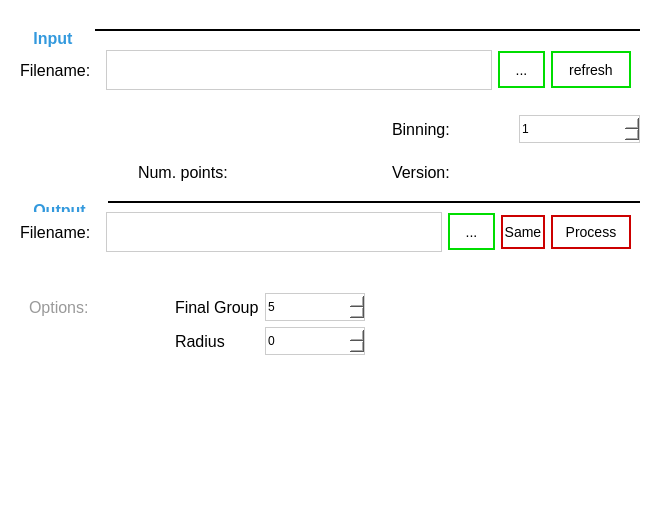
The window that CrysalisTabbiner_PySide2/app/gui/ui/ui_widget.ui (DESY-Petra-III/CrysalisTabbiner) describes before a commit, drawn with Qt 5.
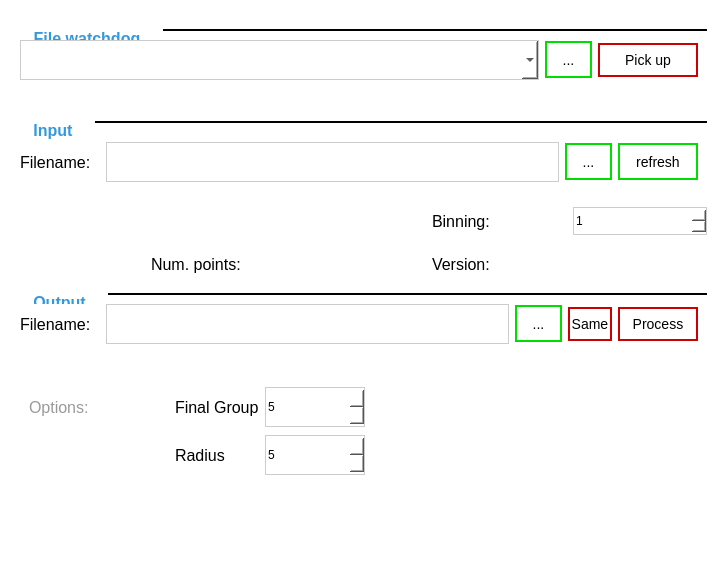
The same window after the commit.

Commit message: added watchdog for the conversion

Patch:
```diff
--- a/CrysalisTabbiner_PySide2/app/gui/ui/ui_widget.ui
+++ b/CrysalisTabbiner_PySide2/app/gui/ui/ui_widget.ui
@@ -6,8 +6,8 @@
    <rect>
     <x>0</x>
     <y>0</y>
-    <width>650</width>
-    <height>516</height>
+    <width>717</width>
+    <height>572</height>
    </rect>
   </property>
   <property name="windowTitle">
@@ -24,6 +24,11 @@
 border: 1px solid #ccc;
 }
 
+QComboBox {
+font-size: 16px;
+border: 1px solid #ccc;
+}
+
 QLabel {
 font-size: 16px;
 }
@@ -105,7 +110,62 @@
    <property name="horizontalSpacing">
     <number>0</number>
    </property>
-   <item row="3" column="0">
+   <item row="1" column="0">
+    <widget class="QGroupBox" name="gp_filewatchdog">
+     <property name="title">
+      <string>File watchdog</string>
+     </property>
+     <layout class="QGridLayout" name="gridLayout_6">
+      <item row="0" column="0">
+       <widget class="QComboBox" name="cb_filewatchdog">
+        <property name="minimumSize">
+         <size>
+          <width>0</width>
+          <height>40</height>
+         </size>
+        </property>
+       </widget>
+      </item>
+      <item row="0" column="2">
+       <widget class="QPushButton" name="btn_pickupfile">
+        <property name="maximumSize">
+         <size>
+          <width>100</width>
+          <height>16777215</height>
+         </size>
+        </property>
+        <property name="toolTip">
+         <string>Select a most recent .tabbin file discovered by a watch dog</string>
+        </property>
+        <property name="text">
+         <string>Pick up</string>
+        </property>
+       </widget>
+      </item>
+      <item row="1" column="0" colspan="3">
+       <widget class="QWidget" name="widget_5" native="true">
+        <property name="minimumSize">
+         <size>
+          <width>0</width>
+          <height>20</height>
+         </size>
+        </property>
+       </widget>
+      </item>
+      <item row="0" column="1">
+       <widget class="QToolButton" name="btn_openfolder">
+        <property name="toolTip">
+         <string>Open parent folder for file watchdog processing</string>
+        </property>
+        <property name="text">
+         <string>...</string>
+        </property>
+       </widget>
+      </item>
+     </layout>
+    </widget>
+   </item>
+   <item row="6" column="0">
     <widget class="QGroupBox" name="gp_output">
      <property name="title">
       <string>Output</string>
@@ -142,7 +202,7 @@
         <property name="minimumSize">
          <size>
           <width>0</width>
-          <height>40</height>
+          <height>110</height>
          </size>
         </property>
         <layout class="QGridLayout" name="gridLayout_4">
@@ -189,7 +249,7 @@
            <property name="minimumSize">
             <size>
              <width>100</width>
-             <height>0</height>
+             <height>40</height>
             </size>
            </property>
            <property name="toolTip">
@@ -211,6 +271,12 @@
          </item>
          <item row="1" column="2">
           <widget class="QSpinBox" name="sb_radius">
+           <property name="minimumSize">
+            <size>
+             <width>0</width>
+             <height>40</height>
+            </size>
+           </property>
            <property name="toolTip">
             <string>Radius within which points lying close to the diamonds will be filtered</string>
            </property>
@@ -220,6 +286,9 @@
            <property name="maximum">
             <number>25</number>
            </property>
+           <property name="value">
+            <number>5</number>
+           </property>
           </widget>
          </item>
          <item row="1" column="1">
@@ -287,7 +356,7 @@
      </layout>
     </widget>
    </item>
-   <item row="5" column="0">
+   <item row="8" column="0">
     <spacer name="verticalSpacer">
      <property name="orientation">
       <enum>Qt::Vertical</enum>
@@ -300,90 +369,7 @@
      </property>
     </spacer>
    </item>
-   <item row="0" column="0">
-    <widget class="QWidget" name="widget_4" native="true">
-     <property name="minimumSize">
-      <size>
-       <width>0</width>
-       <height>12</height>
-      </size>
-     </property>
-    </widget>
-   </item>
-   <item row="1" column="0">
-    <widget class="QGroupBox" name="gb_input">
-     <property name="minimumSize">
-      <size>
-       <width>0</width>
-       <height>80</height>
-      </size>
-     </property>
-     <property name="maximumSize">
-      <size>
-       <width>16777215</width>
-       <height>80</height>
-      </size>
-     </property>
-     <property name="title">
-      <string>Input</string>
-     </property>
-     <layout class="QGridLayout" name="gridLayout_2">
-      <item row="0" column="0">
-       <widget class="QLabel" name="label">
-        <property name="minimumSize">
-         <size>
-          <width>80</width>
-          <height>0</height>
-         </size>
-        </property>
-        <property name="text">
-         <string>Filename:</string>
-        </property>
-       </widget>
-      </item>
-      <item row="0" column="1">
-       <widget class="QLineEdit" name="le_fileinput">
-        <property name="enabled">
-         <bool>false</bool>
-        </property>
-        <property name="minimumSize">
-         <size>
-          <width>100</width>
-          <height>40</height>
-         </size>
-        </property>
-       </widget>
-      </item>
-      <item row="0" column="2">
-       <widget class="QToolButton" name="btn_openfi">
-        <property name="toolTip">
-         <string>Open .tabbin file for processing</string>
-        </property>
-        <property name="text">
-         <string>...</string>
-        </property>
-       </widget>
-      </item>
-      <item row="0" column="3">
-       <widget class="QToolButton" name="btn_reopen">
-        <property name="minimumSize">
-         <size>
-          <width>80</width>
-          <height>0</height>
-         </size>
-        </property>
-        <property name="toolTip">
-         <string>Update or reload the selected .tabbin file</string>
-        </property>
-        <property name="text">
-         <string>refresh</string>
-        </property>
-       </widget>
-      </item>
-     </layout>
-    </widget>
-   </item>
-   <item row="2" column="0">
+   <item row="5" column="0">
     <widget class="QWidget" name="widget" native="true">
      <property name="minimumSize">
       <size>
@@ -468,6 +454,89 @@
      </layout>
     </widget>
    </item>
+   <item row="0" column="0">
+    <widget class="QWidget" name="widget_4" native="true">
+     <property name="minimumSize">
+      <size>
+       <width>0</width>
+       <height>12</height>
+      </size>
+     </property>
+    </widget>
+   </item>
+   <item row="4" column="0">
+    <widget class="QGroupBox" name="gb_input">
+     <property name="minimumSize">
+      <size>
+       <width>0</width>
+       <height>80</height>
+      </size>
+     </property>
+     <property name="maximumSize">
+      <size>
+       <width>16777215</width>
+       <height>80</height>
+      </size>
+     </property>
+     <property name="title">
+      <string>Input</string>
+     </property>
+     <layout class="QGridLayout" name="gridLayout_2">
+      <item row="0" column="0">
+       <widget class="QLabel" name="label">
+        <property name="minimumSize">
+         <size>
+          <width>80</width>
+          <height>0</height>
+         </size>
+        </property>
+        <property name="text">
+         <string>Filename:</string>
+        </property>
+       </widget>
+      </item>
+      <item row="0" column="3">
+       <widget class="QToolButton" name="btn_reopen">
+        <property name="minimumSize">
+         <size>
+          <width>80</width>
+          <height>0</height>
+         </size>
+        </property>
+        <property name="toolTip">
+         <string>Update or reload the selected .tabbin file</string>
+        </property>
+        <property name="text">
+         <string>refresh</string>
+        </property>
+       </widget>
+      </item>
+      <item row="0" column="1">
+       <widget class="QLineEdit" name="le_fileinput">
+        <property name="enabled">
+         <bool>false</bool>
+        </property>
+        <property name="minimumSize">
+         <size>
+          <width>100</width>
+          <height>40</height>
+         </size>
+        </property>
+       </widget>
+      </item>
+      <item row="0" column="2">
+       <widget class="QToolButton" name="btn_openfi">
+        <property name="toolTip">
+         <string>Open .tabbin file for processing</string>
+        </property>
+        <property name="text">
+         <string>...</string>
+        </property>
+       </widget>
+      </item>
+     </layout>
+    </widget>
+   </item>
   </layout>
  </widget>
  <tabstops>
```
Left out of the diff: 37 changed lines with no effect on the pictures. The commit also changes 27 other files.
